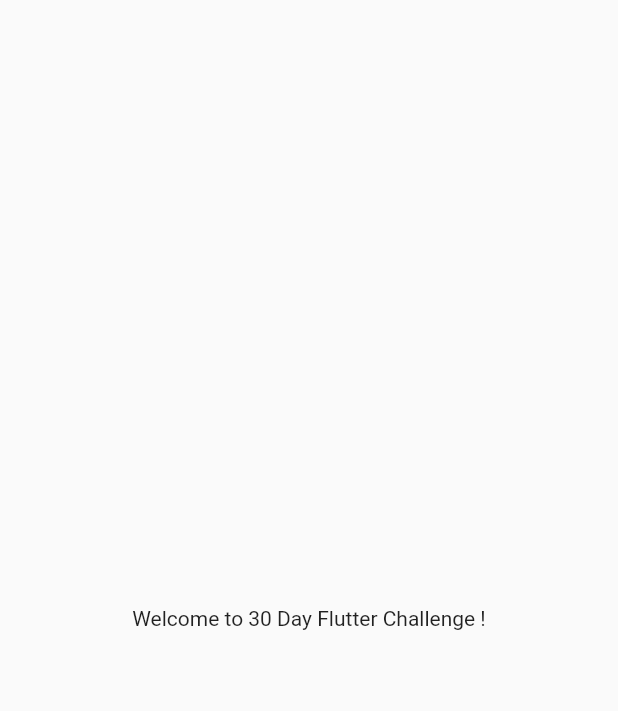
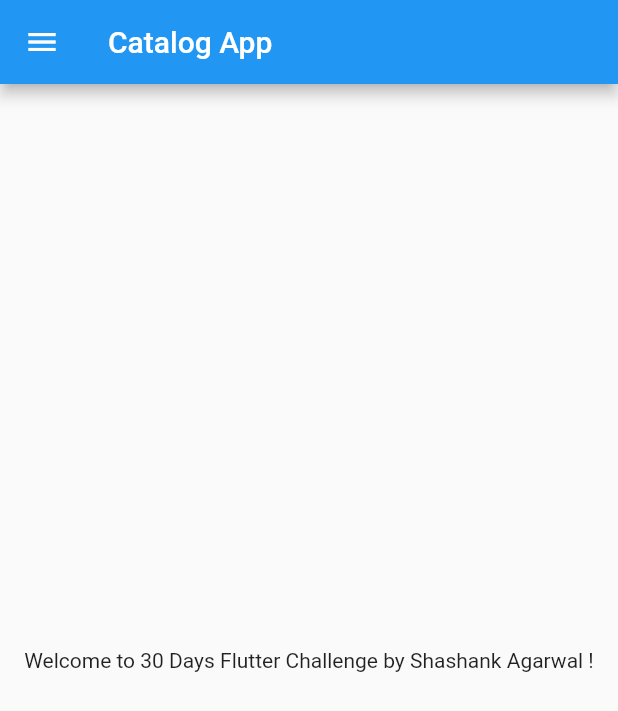
Before and after one commit to ShashankAgarwal77/30DaysOfFlutter, a Flutter app: the screen it shows after launch, on a phone screen of 412 x 824 dp. Shown: the top 711 px of the screen. Run offline on Flutter 3.47's test engine with Material 2 defaults, Android fonts, the phone set to English and light mode, and no system bars.

Commit message:
Day 02 Completed

```diff
--- /dev/null
+++ b/lib/home_page.dart
@@ -0,0 +1,20 @@
+import 'package:flutter/material.dart';
+
+class HomePage extends StatelessWidget {
+  final int days = 30;
+  final String name = "Shashank Agarwal";
+  @override
+  Widget build(BuildContext context) {
+    return Scaffold(
+      appBar: AppBar(
+        title: Text("Catalog App"),
+      ),
+      body: Center(
+        child: Container(
+          child: Text("Welcome to $days Days Flutter Challenge by $name !"),
+        ),
+      ),
+      drawer: Drawer(),
+    );
+  }
+}
--- a/lib/main.dart
+++ b/lib/main.dart
@@ -1,22 +1,16 @@
 import 'package:flutter/material.dart';
+
+import 'home_page.dart';
 
 void main() {
   runApp(MyApp());
 }
 
 class MyApp extends StatelessWidget {
-  const MyApp({Key key}) : super(key: key);
-
   @override
   Widget build(BuildContext context) {
     return MaterialApp(
-      home: Material(
-        child: Center(
-          child: Container(
-            child: Text("Welcome to 30 Day Flutter Challenge !"),
-          ),
-        ),
-      ),
+      home: HomePage(),
     );
   }
 }
```
